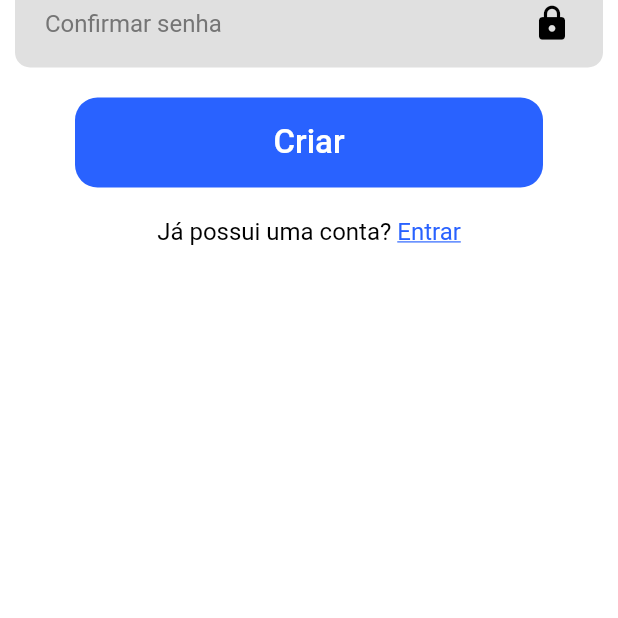
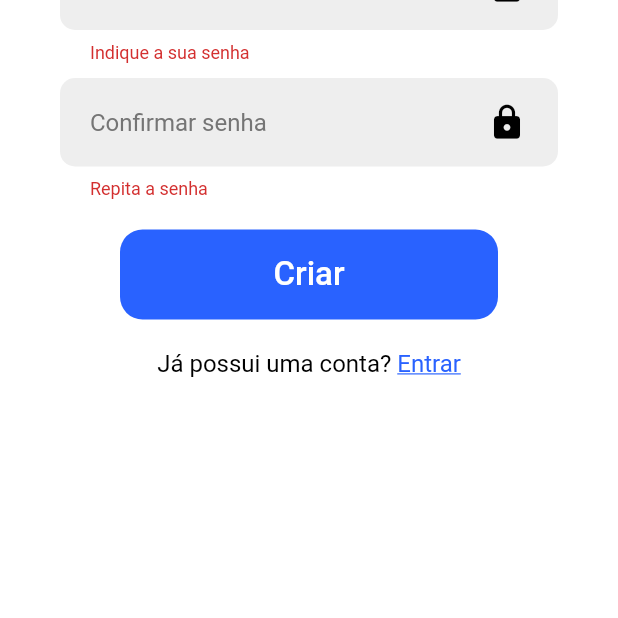
Before and after one commit to danielmbrasil/oops, a Flutter app: the SignUpMobile screen opened directly, scrolled down 329 dp, after a tap on "Criar", on a phone screen of 412 x 824 dp, the top half of it. Run offline on Flutter 3.47's test engine with Material 2 defaults, Android fonts, the phone set to English and light mode, and no system bars; our stand-ins replace email_validator, flutter_secure_storage; accounts and stored records are empty; Roboto replaces fonts that are missing (Mulish).

Commit message:
validate name, email, password and password confirmation send HTTP request to sign-up add errorDialog to display API error responses

```diff
--- a/lib/screens/authenticate/sign_up_mobile.dart
+++ b/lib/screens/authenticate/sign_up_mobile.dart
@@ -1,5 +1,7 @@
+import 'package:email_validator/email_validator.dart';
 import 'package:flutter/gestures.dart';
 import 'package:flutter/material.dart';
+import 'package:oops/services/sign_up.dart';
 
 class SignUpMobile extends StatefulWidget {
   final Function toggleView;
@@ -12,6 +14,11 @@
 
 class _SignUpMobileState extends State<SignUpMobile> {
   final _formKey = GlobalKey<FormState>();
+
+  String _name = '';
+  String _email = '';
+  String _password = '';
+  String _passwordConfirmation = '';
 
   bool _obscurePassword = true;
 
@@ -34,7 +41,7 @@
                     child: Form(
                       key: _formKey,
                       child: ListView(
-                        padding: EdgeInsets.only(left: 10, right: 10),
+                        padding: EdgeInsets.only(left: 40, right: 40),
                         children: [
                           Container(
                             alignment: Alignment.centerLeft,
@@ -69,8 +76,8 @@
                                 ),
                                 contentPadding: EdgeInsets.symmetric(
                                     horizontal: 20.0, vertical: 20),
-                                fillColor: const Color(0xFFE0E0E0),
-                                focusColor: const Color(0xFFBFBFBD),
+                                fillColor: Colors.grey[200],
+                                focusColor: Colors.grey[300],
                                 filled: true,
                                 hintStyle: TextStyle(
                                   color: Colors.grey[600],
@@ -90,6 +97,22 @@
                                   ),
                                 ),
                               ),
+                              onChanged: (value) {
+                                setState(() => _name = value);
+                              },
+                              // Validate if name is not empty and if it doesn't contain numbers nor symbols
+                              validator: (value) {
+                                if (value.isEmpty) {
+                                  return 'Indique seu nome.';
+                                }
+                                if ((new RegExp(
+                                        r'[!@#<>?":_`~;[\]\\|=+)(*&^%0-9-]',
+                                        multiLine: false)
+                                    .hasMatch(value))) {
+                                  return 'Nomes não devem conter números ou símbolos';
+                                }
+                                return null;
+                              },
                             ),
                           ),
                           Container(
@@ -112,8 +135,8 @@
                                 ),
                                 contentPadding: EdgeInsets.symmetric(
                                     horizontal: 20.0, vertical: 20),
-                                fillColor: const Color(0xFFE0E0E0),
-                                focusColor: const Color(0xFFBFBFBD),
+                                fillColor: Colors.grey[200],
+                                focusColor: Colors.grey[300],
                                 filled: true,
                                 hintStyle: TextStyle(
                                   color: Colors.grey[600],
@@ -133,6 +156,19 @@
                                   ),
                                 ),
                               ),
+                              onChanged: (value) {
+                                setState(() => _email = value);
+                              },
+                              // Validate if email is not empty and is in a valid format
+                              validator: (value) {
+                                if (value.isEmpty) {
+                                  return 'Indique seu endereço de email';
+                                } else if (!EmailValidator.validate(_email
+                                    .replaceAll(new RegExp(r"\s+"), ''))) {
+                                  return 'Indique um endereço de email válido';
+                                }
+                                return null;
+                              },
                             ),
                           ),
                           Container(
@@ -156,8 +192,8 @@
                                 ),
                                 contentPadding: EdgeInsets.symmetric(
                                     horizontal: 20.0, vertical: 20),
-                                fillColor: const Color(0xFFE0E0E0),
-                                focusColor: const Color(0xFFBFBFBD),
+                                fillColor: Colors.grey[200],
+                                focusColor: Colors.grey[300],
                                 filled: true,
                                 hintStyle: TextStyle(
                                   color: Colors.grey[600],
@@ -183,6 +219,23 @@
                                   ),
                                 ),
                               ),
+                              onChanged: (value) {
+                                setState(() => _password = value);
+                              },
+                              // Validate if password is not empty and is strong
+                              validator: (value) {
+                                if (value.isEmpty) {
+                                  return 'Indique a sua senha';
+                                } else if (value.length < 6) {
+                                  return 'Senha deve conter 6 caracteres ou mais';
+                                } else if (!(new RegExp(
+                                        r'^(?=.*[A-Z].*)(?=.*[0-9].*)(?=.*[a-z].*).{6,64}$',
+                                        multiLine: true)
+                                    .hasMatch(value))) {
+                                  return 'Senha deve conter letras minúsculas,\nmaiúsculas e números';
+                                }
+                                return null;
+                              },
                             ),
                           ),
                           Container(
@@ -206,8 +259,8 @@
                                 ),
                                 contentPadding: EdgeInsets.symmetric(
                                     horizontal: 20.0, vertical: 20),
-                                fillColor: const Color(0xFFE0E0E0),
-                                focusColor: const Color(0xFFBFBFBD),
+                                fillColor: Colors.grey[200],
+                                focusColor: Colors.grey[300],
                                 filled: true,
                                 hintStyle: TextStyle(
                                   color: Colors.grey[600],
@@ -233,12 +286,24 @@
                                   ),
                                 ),
                               ),
+                              onChanged: (value) {
+                                setState(() => _passwordConfirmation = value);
+                              },
+                              // Validate if passwords match
+                              validator: (value) {
+                                if (value.isEmpty) {
+                                  return 'Repita a senha';
+                                } else if (value != _password) {
+                                  return 'Senhas não combinam';
+                                }
+                                return null;
+                              },
                             ),
                           ),
                           Container(
                             height: 80,
                             padding:
-                            EdgeInsets.only(left: 40, right: 40, top: 20),
+                                EdgeInsets.only(left: 40, right: 40, top: 20),
                             child: TextButton(
                               style: ButtonStyle(
                                 backgroundColor: MaterialStateProperty.all(
@@ -249,7 +314,26 @@
                                   ),
                                 ),
                               ),
-                              onPressed: () => null,
+                              onPressed: () async {
+                                if (_formKey.currentState.validate()) {
+                                  try {
+                                      await SignUp(
+                                            name: _name,
+                                            email: _email.replaceAll(
+                                                new RegExp(r'\s+'), ''),
+                                            password: _passwordConfirmation
+                                                .replaceAll(
+                                                    new RegExp(r'\s+'), ''))
+                                        .signUp();
+                                  } catch (e) {
+                                    await showDialog(
+                                        context: context,
+                                        builder: (BuildContext context) =>
+                                            _buildErrorDialog(context,
+                                                e.toString().substring(11)));
+                                  }
+                                }
+                              },
                               child: Text(
                                 'Criar',
                                 style: TextStyle(
@@ -305,3 +389,49 @@
     );
   }
 }
+
+// Build error dialog with error detail
+Widget _buildErrorDialog(BuildContext context, String errorDetail) {
+  return AlertDialog(
+    title: Text(
+      'Erro',
+      style: TextStyle(
+        fontFamily: 'Mulish',
+        fontStyle: FontStyle.normal,
+        fontSize: 22,
+      ),
+    ),
+    content: Container(
+      width: MediaQuery.of(context).size.width,
+      height: 100,
+      alignment: Alignment.center,
+      child: Stack(
+        children: [
+          Positioned.fill(
+            bottom: 50,
+            child: Align(
+              alignment: Alignment.center,
+              child: Text(
+                errorDetail,
+                style: TextStyle(fontSize: 20),
+                textAlign: TextAlign.center,
+              ),
+            ),
+          ),
+          Positioned.fill(
+            child: Align(
+              alignment: Alignment.bottomRight,
+              child: TextButton(
+                onPressed: () => Navigator.pop(context),
+                child: Text(
+                  'Fechar',
+                  style: TextStyle(fontSize: 22),
+                ),
+              ),
+            ),
+          )
+        ],
+      ),
+    ),
+  );
+}
```
